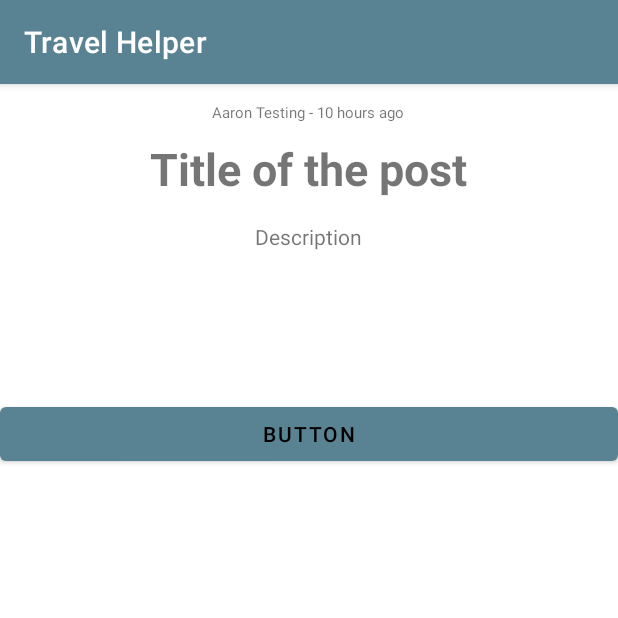
After one commit to aaron020/MobileAppProject, an Android app: the DetailedPost screen opened directly, with no data from a screen before it, on a phone screen of 412 x 824 dp, the top half of it. The commit adds this screen. Run offline under Robolectric (Android 15) with nearby library versions, the phone set to English and light mode, and no system bars; our stand-ins replace Firebase (no records; nobody signed in at launch, a user with empty details on screens opened directly); 1 statement that could not run was skipped.

Commit message:
Comments

```diff
--- a/app/build.gradle
+++ b/app/build.gradle
@@ -1,6 +1,7 @@
 plugins {
     id 'com.android.application'
     id 'com.google.gms.google-services'
+    id 'com.google.android.libraries.mapsplatform.secrets-gradle-plugin'
 }
 
 android {
@@ -26,6 +27,9 @@ android {
         sourceCompatibility JavaVersion.VERSION_1_8
         targetCompatibility JavaVersion.VERSION_1_8
     }
+    buildFeatures {
+        viewBinding true
+    }
 }
 
 dependencies {
--- /dev/null
+++ b/app/src/main/java/com/example/mobileapp/DetailedPost.java
@@ -0,0 +1,139 @@
+package com.example.mobileapp;
+
+import static android.content.ContentValues.TAG;
+
+import androidx.annotation.Nullable;
+import androidx.appcompat.app.AppCompatActivity;
+import androidx.recyclerview.widget.LinearLayoutManager;
+import androidx.recyclerview.widget.RecyclerView;
+
+import android.content.Intent;
+import android.os.Bundle;
+import android.util.Log;
+import android.view.View;
+import android.widget.Button;
+import android.widget.ImageButton;
+import android.widget.TextView;
+
+import com.google.firebase.firestore.CollectionReference;
+import com.google.firebase.firestore.DocumentChange;
+import com.google.firebase.firestore.DocumentSnapshot;
+import com.google.firebase.firestore.EventListener;
+import com.google.firebase.firestore.FirebaseFirestore;
+import com.google.firebase.firestore.FirebaseFirestoreException;
+import com.google.firebase.firestore.QuerySnapshot;
+
+import java.util.ArrayList;
+import java.util.Collections;
+
+public class DetailedPost extends AppCompatActivity {
+    private Bundle bundle = null;
+    private TextView textViewTitleDP, textViewDescriptionDP, textViewUserDataDP;
+    private ArrayList<Comment> comments;
+    private RecyclerView recyclerView;
+    private ImageButton imageButtonMore, imageButtonLess;
+    private Post post;
+    private FirebaseFirestore fStore;
+    private Button buttonAddComment;
+
+
+    @Override
+    protected void onCreate(Bundle savedInstanceState) {
+        super.onCreate(savedInstanceState);
+        setContentView(R.layout.activity_detailed_post);
+        createElements();
+        addComment();
+        bundle = getIntent().getExtras();
+        clickLess();
+        clickMore();
+        if(bundle != null){
+            post = bundle.getParcelable("post");
+            textViewTitleDP.setText(post.getTitle());
+            textViewDescriptionDP.setText(post.getDescription());
+            if(post.getDescription().length() > 150){
+                imageButtonLess.setVisibility(View.VISIBLE);
+            }
+            Time t = new Time();
+            textViewUserDataDP.setText(post.getUsername() + "   -   " + t.getApproxTime(post.getTimestamp()));
+        }
+
+        comments = new ArrayList<>();
+        EventChange();
+    }
+
+
+    private void addComment(){
+        buttonAddComment.setOnClickListener(new View.OnClickListener() {
+            @Override
+            public void onClick(View view) {
+                Intent i = new Intent(DetailedPost.this, addComment.class);
+                //Send the info of the post to the next activity
+                i.putExtra("postId", post.getId());
+                startActivity(i);
+            }
+        });
+    }
+
+
+    private void EventChange() {
+        fStore.collection("comments").whereEqualTo("postId",post.getId())
+                .addSnapshotListener(new EventListener<QuerySnapshot>() {
+                    @Override
+                    public void onEvent(@Nullable QuerySnapshot value, @Nullable FirebaseFirestoreException error) {
+                        if(error != null){
+                            Log.d(TAG, "error : " + error.getMessage());
+                        }
+
+                        for(DocumentChange dc : value.getDocumentChanges()){
+                            if(dc.getType() == DocumentChange.Type.ADDED){
+                                comments.add(dc.getDocument().toObject(Comment.class));
+                                System.out.println("Found");
+                            }
+                        }
+
+                        setAdapter();
+                    }
+                });
+
+    }
+
+    private void clickLess(){
+        imageButtonLess.setOnClickListener(new View.OnClickListener() {
+            @Override
+            public void onClick(View view) {
+                textViewDescriptionDP.setText(post.getShortDesc());
+                imageButtonLess.setVisibility(View.INVISIBLE);
+                imageButtonMore.setVisibility(View.VISIBLE);
+            }
+        });
+    }
+
+    private void clickMore(){
+        imageButtonMore.setOnClickListener(new View.OnClickListener() {
+            @Override
+            public void onClick(View view) {
+                textViewDescriptionDP.setText(post.getDescription());
+                imageButtonLess.setVisibility(View.VISIBLE);
+                imageButtonMore.setVisibility(View.INVISIBLE);
+            }
+        });
+    }
+
+    private void setAdapter() {
+        recyclerView = findViewById(R.id.recyclerviewDP);
+        AdapterComments adapterComments = new AdapterComments(comments,this);
+        recyclerView.setAdapter(adapterComments);
+        recyclerView.setLayoutManager(new LinearLayoutManager(DetailedPost.this));
+
+    }
+
+    private void createElements(){
+        textViewTitleDP = findViewById(R.id.textViewTitleDP);
+        textViewDescriptionDP = findViewById(R.id.textViewDescriptionDP);
+        textViewUserDataDP = findViewById(R.id.textViewUserDataDP);
+        imageButtonMore = findViewById(R.id.imageButtonMore);
+        imageButtonLess = findViewById(R.id.imageButtonLess);
+        fStore = FirebaseFirestore.getInstance();
+        buttonAddComment = findViewById(R.id.buttonAddComment);
+    }
+}
--- /dev/null
+++ b/app/src/main/res/drawable/ic_baseline_expand_less_24.xml
@@ -0,0 +1,5 @@
+<vector android:height="24dp" android:tint="#FFFFFF"
+    android:viewportHeight="24" android:viewportWidth="24"
+    android:width="24dp" xmlns:android="http://schemas.android.com/apk/res/android">
+    <path android:fillColor="@android:color/white" android:pathData="M12,8l-6,6 1.41,1.41L12,10.83l4.59,4.58L18,14z"/>
+</vector>
--- /dev/null
+++ b/app/src/main/res/drawable/ic_baseline_expand_more_24.xml
@@ -0,0 +1,5 @@
+<vector android:height="24dp" android:tint="#FFFFFF"
+    android:viewportHeight="24" android:viewportWidth="24"
+    android:width="24dp" xmlns:android="http://schemas.android.com/apk/res/android">
+    <path android:fillColor="@android:color/white" android:pathData="M16.59,8.59L12,13.17 7.41,8.59 6,10l6,6 6,-6z"/>
+</vector>
--- /dev/null
+++ b/app/src/main/res/layout/activity_detailed_post.xml
@@ -0,0 +1,62 @@
+<?xml version="1.0" encoding="utf-8"?>
+
+<LinearLayout xmlns:app="http://schemas.android.com/apk/res-auto"
+    android:layout_width="match_parent"
+    xmlns:android="http://schemas.android.com/apk/res/android"
+    android:orientation="vertical"
+    android:layout_height="wrap_content"
+    android:gravity="center">
+    <TextView
+        android:id="@+id/textViewUserDataDP"
+        android:layout_marginTop="12dp"
+        android:textSize="10sp"
+        android:layout_width="wrap_content"
+        android:layout_height="wrap_content"
+        android:text="Aaron Testing - 10 hours ago" />
+        <TextView
+            android:id="@+id/textViewTitleDP"
+            android:layout_width="wrap_content"
+            android:layout_height="wrap_content"
+            android:layout_marginTop="10dp"
+            android:text="Title of the post"
+            android:textStyle="bold"
+            android:textSize="30sp"/>
+
+        <TextView
+            android:id="@+id/textViewDescriptionDP"
+            android:layout_marginTop="15dp"
+            android:layout_marginBottom="10dp"
+            android:layout_width="wrap_content"
+            android:layout_height="wrap_content"
+            android:textAlignment="center"
+            android:text="Description" />
+
+    <ImageButton
+        android:id="@+id/imageButtonMore"
+        android:visibility="invisible"
+        android:layout_width="match_parent"
+        android:layout_height="wrap_content"
+        app:srcCompat="@drawable/ic_baseline_expand_more_24" />
+
+    <ImageButton
+        android:id="@+id/imageButtonLess"
+        android:visibility="invisible"
+        android:layout_width="match_parent"
+        android:layout_height="wrap_content"
+        app:srcCompat="@drawable/ic_baseline_expand_less_24" />
+
+    <androidx.recyclerview.widget.RecyclerView
+        android:layout_width="match_parent"
+        android:layout_height="match_parent"
+        android:id="@+id/recyclerviewDP">
+
+    </androidx.recyclerview.widget.RecyclerView>
+
+    <Button
+        android:id="@+id/buttonAddComment"
+        android:layout_width="match_parent"
+        android:layout_height="wrap_content"
+        android:text="Button" />
+
+
+</LinearLayout>
--- a/app/src/main/res/values/strings.xml
+++ b/app/src/main/res/values/strings.xml
@@ -1,3 +1,4 @@
 <resources>
     <string name="app_name">MobileApp</string>
+    <string name="title_activity_my_location_map">myLocationMap</string>
 </resources>
--- a/build.gradle
+++ b/build.gradle
@@ -6,6 +6,7 @@ buildscript {
 plugins {
     id 'com.android.application' version '7.1.0' apply false
     id 'com.android.library' version '7.1.0' apply false
+    id 'com.google.android.libraries.mapsplatform.secrets-gradle-plugin' version '2.0.1' apply false
 }
 
 task clean(type: Delete) {
```
Also changed, not shown: app/src/main/AndroidManifest.xml (+15 -5 lines), app/src/main/java/com/example/mobileapp/AdapterComments.java (added, +54 -0 lines), app/src/main/java/com/example/mobileapp/Comment.java (added, +33 -0 lines), app/src/main/java/com/example/mobileapp/Distance.java (+10 -0 lines), app/src/main/java/com/example/mobileapp/MyAdapter.java (+6 -1 lines), app/src/main/java/com/example/mobileapp/MyLocationPost.java (+14 -1 lines), app/src/main/java/com/example/mobileapp/Post.java (+52 -1 lines), app/src/main/java/com/example/mobileapp/addComment.java (added, +86 -0 lines), app/src/main/java/com/example/mobileapp/myLocationMap.java (added, +71 -0 lines), app/src/main/res/layout/activity_add_comment.xml (added, +31 -0 lines), app/src/main/res/layout/activity_my_location_map.xml (added, +9 -0 lines), app/src/main/res/layout/my_comment.xml (added, +55 -0 lines), app/src/main/res/layout/my_row.xml (+11 -3 lines).
